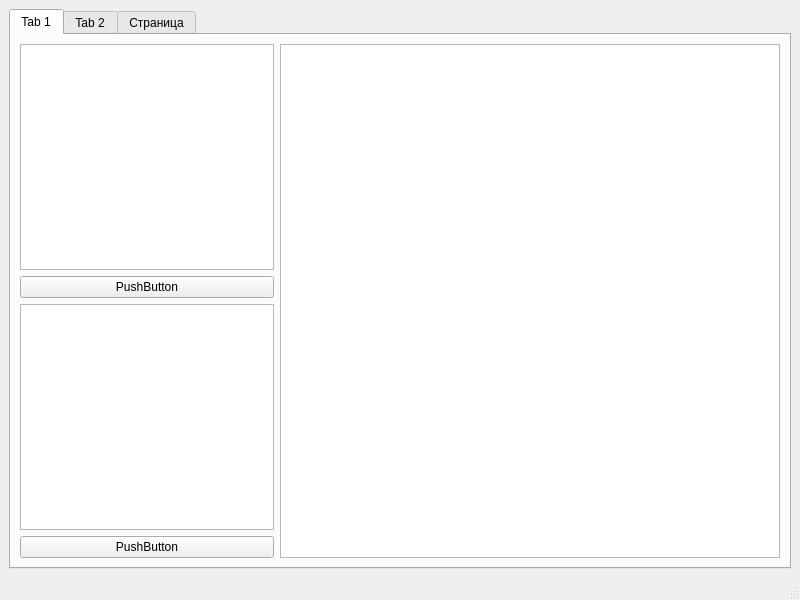
Qt form ui/UI_MainWindow.ui (DazTezzer/DatasetGenerator) before a commit.
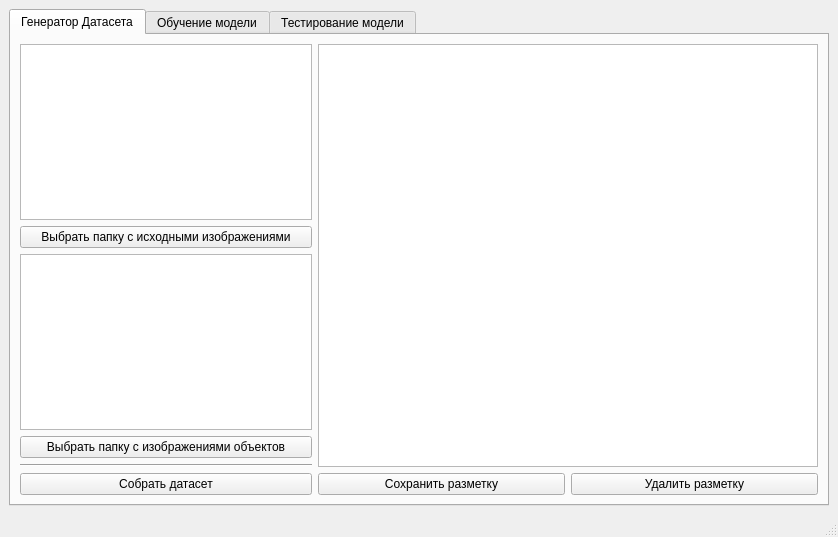
The same form after that commit.

Diff of the .ui file:
```diff
--- a/ui/UI_MainWindow.ui
+++ b/ui/UI_MainWindow.ui
@@ -6,8 +6,8 @@
    <rect>
     <x>0</x>
     <y>0</y>
-    <width>800</width>
-    <height>600</height>
+    <width>838</width>
+    <height>537</height>
    </rect>
   </property>
   <property name="sizePolicy">
@@ -40,10 +40,10 @@
       </property>
       <widget class="QWidget" name="tab">
        <attribute name="title">
-        <string>Tab 1</string>
+        <string>Генератор Датасета</string>
        </attribute>
        <layout class="QGridLayout" name="gridLayout_2">
-        <item row="0" column="0">
+        <item row="0" column="0" rowspan="2">
          <layout class="QVBoxLayout" name="verticalLayout">
           <item>
            <widget class="QListView" name="listView">
@@ -64,7 +64,7 @@
              </size>
             </property>
             <property name="text">
-             <string>PushButton</string>
+             <string>Выбрать папку с исходными изображениями</string>
             </property>
            </widget>
           </item>
@@ -87,7 +87,27 @@
              </size>
             </property>
             <property name="text">
-             <string>PushButton</string>
+             <string>Выбрать папку с изображениями объектов</string>
+            </property>
+           </widget>
+          </item>
+          <item>
+           <widget class="Line" name="line">
+            <property name="sizePolicy">
+             <sizepolicy hsizetype="Minimum" vsizetype="Fixed">
+              <horstretch>0</horstretch>
+              <verstretch>0</verstretch>
+             </sizepolicy>
+            </property>
+            <property name="orientation">
+             <enum>Qt::Horizontal</enum>
+            </property>
+           </widget>
+          </item>
+          <item>
+           <widget class="QPushButton" name="dataGenerateButton">
+            <property name="text">
+             <string>Собрать датасет</string>
             </property>
            </widget>
           </item>
@@ -109,16 +129,34 @@
           </property>
          </widget>
         </item>
+        <item row="1" column="1">
+         <layout class="QHBoxLayout" name="horizontalLayout_2">
+          <item>
+           <widget class="QPushButton" name="saveOverlayButton">
+            <property name="text">
+             <string>Сохранить разметку</string>
+            </property>
+           </widget>
+          </item>
+          <item>
+           <widget class="QPushButton" name="deleteOverlayButton">
+            <property name="text">
+             <string>Удалить разметку</string>
+            </property>
+           </widget>
+          </item>
+         </layout>
+        </item>
        </layout>
       </widget>
       <widget class="QWidget" name="tab_2">
        <attribute name="title">
-        <string>Tab 2</string>
+        <string>Обучение модели</string>
        </attribute>
       </widget>
       <widget class="QWidget" name="tab_3">
        <attribute name="title">
-        <string>Страница</string>
+        <string>Тестирование модели</string>
        </attribute>
       </widget>
      </widget>
```
Left out of the diff: 14 changed lines with no effect on the pictures.
